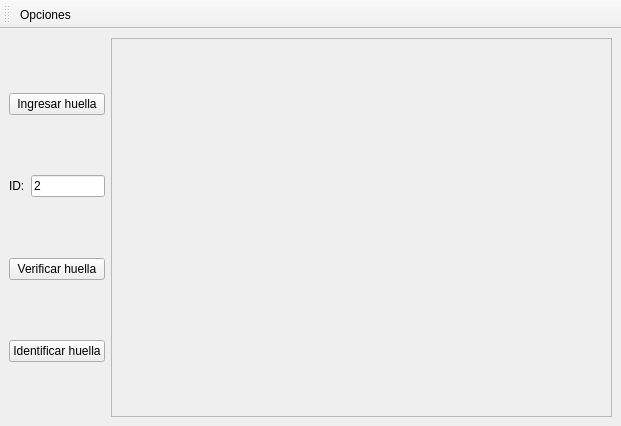
Old version of the form Proyecto-Final/mainwindow.ui in the repository nlandau91/Proyecto-Final.
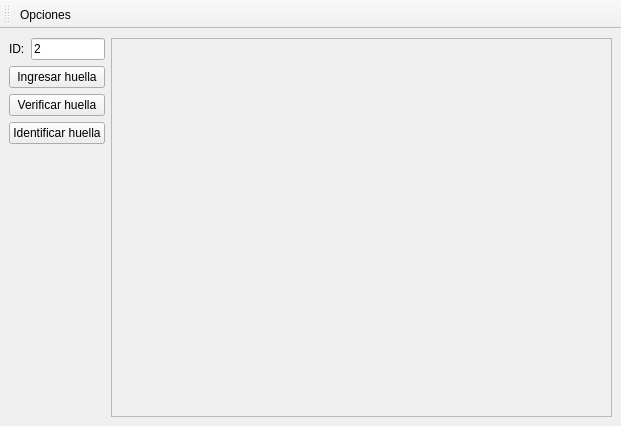
New version of the form.

The edit to the form file:
```diff
--- a/Proyecto-Final/mainwindow.ui
+++ b/Proyecto-Final/mainwindow.ui
@@ -25,39 +25,6 @@
      <layout class="QHBoxLayout" name="horizontalLayout">
       <item>
        <layout class="QVBoxLayout" name="verticalLayout">
-        <item>
-         <spacer name="verticalSpacer">
-          <property name="orientation">
-           <enum>Qt::Vertical</enum>
-          </property>
-          <property name="sizeHint" stdset="0">
-           <size>
-            <width>20</width>
-            <height>40</height>
-           </size>
-          </property>
-         </spacer>
-        </item>
-        <item>
-         <widget class="QPushButton" name="btn_ingresar">
-          <property name="text">
-           <string>Ingresar huella</string>
-          </property>
-         </widget>
-        </item>
-        <item>
-         <spacer name="verticalSpacer_3">
-          <property name="orientation">
-           <enum>Qt::Vertical</enum>
-          </property>
-          <property name="sizeHint" stdset="0">
-           <size>
-            <width>20</width>
-            <height>40</height>
-           </size>
-          </property>
-         </spacer>
-        </item>
         <item>
          <layout class="QHBoxLayout" name="horizontalLayout_2">
           <item>
@@ -92,17 +59,11 @@
          </layout>
         </item>
         <item>
-         <spacer name="verticalSpacer_4">
-          <property name="orientation">
-           <enum>Qt::Vertical</enum>
+         <widget class="QPushButton" name="btn_ingresar">
+          <property name="text">
+           <string>Ingresar huella</string>
           </property>
-          <property name="sizeHint" stdset="0">
-           <size>
-            <width>20</width>
-            <height>40</height>
-           </size>
-          </property>
-         </spacer>
+         </widget>
         </item>
         <item>
          <widget class="QPushButton" name="btn_verificar">
@@ -111,19 +72,6 @@
           </property>
          </widget>
         </item>
-        <item>
-         <spacer name="verticalSpacer_2">
-          <property name="orientation">
-           <enum>Qt::Vertical</enum>
-          </property>
-          <property name="sizeHint" stdset="0">
-           <size>
-            <width>20</width>
-            <height>40</height>
-           </size>
-          </property>
-         </spacer>
-        </item>
         <item>
          <widget class="QPushButton" name="btn_identificar">
           <property name="text">
```
